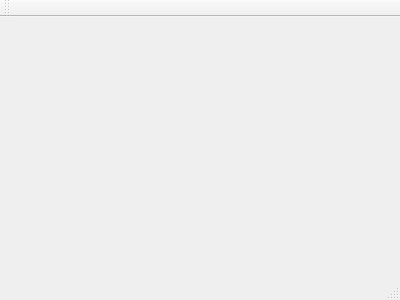
Above: mainwindow.ui from t-walker-21/checkers before the change. Below: the same form after it.
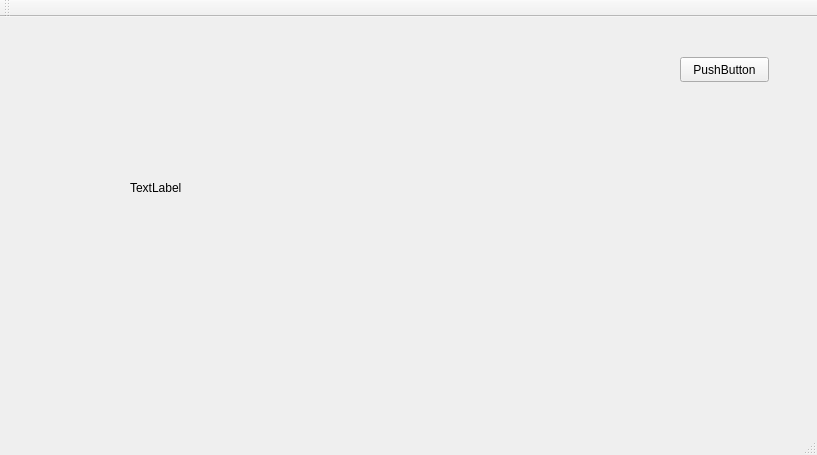
That is the form after the change.

Commit message: Add player vs player window

```diff
--- a/mainwindow.ui
+++ b/mainwindow.ui
@@ -1,24 +1,66 @@
 <ui version="4.0">
  <class>MainWindow</class>
- <widget class="QMainWindow" name="MainWindow" >
-  <property name="geometry" >
+ <widget class="QMainWindow" name="MainWindow">
+  <property name="geometry">
    <rect>
     <x>0</x>
     <y>0</y>
-    <width>400</width>
-    <height>300</height>
+    <width>817</width>
+    <height>455</height>
    </rect>
   </property>
   <property name="windowTitle" >
    <string>MainWindow</string>
   </property>
-  <widget class="QMenuBar" name="menuBar" />
-  <widget class="QToolBar" name="mainToolBar" />
-  <widget class="QWidget" name="centralWidget" />
-  <widget class="QStatusBar" name="statusBar" />
+  <widget class="QWidget" name="centralWidget">
+   <widget class="QLabel" name="label">
+    <property name="geometry">
+     <rect>
+      <x>130</x>
+      <y>50</y>
+      <width>491</width>
+      <height>241</height>
+     </rect>
+    </property>
+    <property name="text">
+     <string>TextLabel</string>
+    </property>
+   </widget>
+   <widget class="QPushButton" name="pushButton">
+    <property name="geometry">
+     <rect>
+      <x>680</x>
+      <y>40</y>
+      <width>89</width>
+      <height>25</height>
+     </rect>
+    </property>
+    <property name="text">
+     <string>PushButton</string>
+    </property>
+   </widget>
+  </widget>
+  <widget class="QMenuBar" name="menuBar">
+   <property name="geometry">
+    <rect>
+     <x>0</x>
+     <y>0</y>
+     <width>817</width>
+     <height>22</height>
+    </rect>
+   </property>
+  </widget>
+  <widget class="QToolBar" name="mainToolBar">
+   <attribute name="toolBarArea">
+    <enum>TopToolBarArea</enum>
+   </attribute>
+   <attribute name="toolBarBreak">
+    <bool>false</bool>
+   </attribute>
+  </widget>
+  <widget class="QStatusBar" name="statusBar"/>
  </widget>
- <layoutDefault spacing="6" margin="11" />
- <pixmapfunction></pixmapfunction>
+ <layoutdefault spacing="6" margin="11"/>
  <resources/>
  <connections/>
 </ui>
```
Left out of the diff: 3 changed lines with no effect on the pictures. The commit also changes 5 other files.
